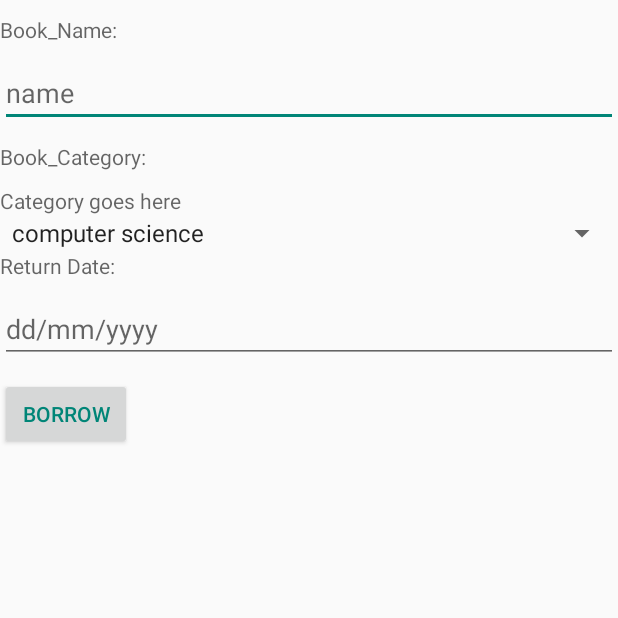
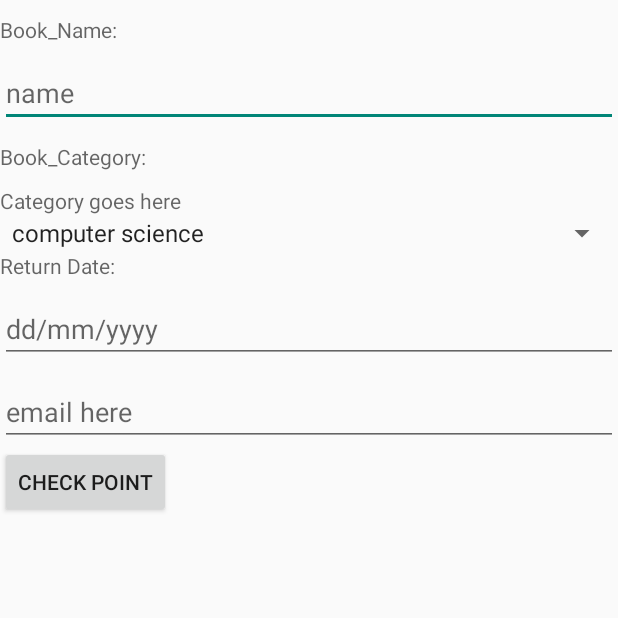
Before and after one commit to HabibRh26/Software-Engineering-Project, an Android app: the BorrowingBook screen opened directly, with no data from a screen before it, on a phone screen of 412 x 824 dp, the top half of it. Run offline under Robolectric (Android 15) with nearby library versions, the light colour scheme and no system bars; our stand-ins replace Firebase (no records; nobody signed in at launch, a user with empty details on screens opened directly); libraries missing offline, so code that uses them is left out: com.facebook.stetho; 1 statement that could not run was skipped.

Commit message:
borrow points implemented in firebase

```diff
--- a/coding Implementation/BookSharing/app/src/main/java/com/example/booksharing/BorrowingBook.java
+++ b/coding Implementation/BookSharing/app/src/main/java/com/example/booksharing/BorrowingBook.java
@@ -2,71 +2,106 @@ package com.example.booksharing;
 
 
 import android.database.sqlite.SQLiteDatabase;
+import android.support.annotation.NonNull;
 import android.support.v7.app.AppCompatActivity;
 import android.os.Bundle;
+import android.util.Log;
 import android.view.View;
 
 import android.widget.Button;
 import android.widget.EditText;
 import android.widget.Spinner;
+import android.widget.TextView;
 import android.widget.Toast;
 
 
+import com.example.booksharing.adapter.CustomAdapterSearchBook;
+import com.example.booksharing.model.BookPropertyListVwCls;
 import com.example.booksharing.model.MyBookList;
+import com.example.booksharing.model.PointTableListVwCls;
 import com.facebook.stetho.Stetho;
+import com.google.firebase.database.DataSnapshot;
+import com.google.firebase.database.DatabaseError;
+import com.google.firebase.database.DatabaseReference;
+import com.google.firebase.database.FirebaseDatabase;
+import com.google.firebase.database.Query;
+import com.google.firebase.database.ValueEventListener;
+
+import java.util.ArrayList;
+import java.util.List;
 
 
 public class BorrowingBook extends AppCompatActivity {
+    TextView textView1,textView2,textView3;
     MyBookList myDb;
     Button BB1;
-    EditText bkName,bkCategory,rtrnDate;
+    EditText bkName,bkCategory,rtrnDate,edtTxtMailBorro;
     String category;
     Spinner spinnerBookCategory;
+    DatabaseReference dbReferencePoint;
+    List<PointTableListVwCls> pointList;
 
     @Override
     protected void onCreate(Bundle savedInstanceState) {
         super.onCreate(savedInstanceState);
         setContentView(R.layout.activity_borrowing_book);
-
+        dbReferencePoint = FirebaseDatabase.getInstance().getReference("UserAndPoint");
         Stetho.initializeWithDefaults(this);
 
         myDb=new MyBookList(this);
 
+        textView1 = findViewById(R.id.text1);
+        textView2 = findViewById(R.id.text2);
+        textView3 = findViewById(R.id.text3);
 
 
         bkName=findViewById(R.id.BkName);
+        edtTxtMailBorro = findViewById(R.id.edtTxtMailBorrow);
         spinnerBookCategory=findViewById(R.id.SpinnerBookCategory);
         rtrnDate=findViewById(R.id.RtrnDate);
-        BB1= findViewById(R.id.btnBorrow1);
 
          category = spinnerBookCategory.getSelectedItem().toString();
 
-        addData();
-
-    }
-    public void addData() {
-    BB1.setOnClickListener(
-            new View.OnClickListener(){
-                @Override
-                public void onClick(View v)
-                {
-                   boolean isInserted= myDb.insertData(bkName.getText().toString(),
-                            category,
-                            rtrnDate.getText().toString(),"1");
-
-                   if(isInserted == true)
-                   {
-                       Toast.makeText(BorrowingBook.this, "Individual Book List Updated.", Toast.LENGTH_LONG).show();
-                   }
-                   else Toast.makeText(BorrowingBook.this, "error occured", Toast.LENGTH_LONG).show();
-                }
-            }
-    );
     }
 
 
-    /*public void BorrowFinal(View view) {
+    public void checkMethod(View view) {
 
-        Toast.makeText(BorrowingBook.this, "error occured", Toast.LENGTH_LONG).show();
-    }*/
+        final String Email = edtTxtMailBorro.getText().toString();
+        Query querySearchBook = FirebaseDatabase.getInstance().getReference("UserAndPoint")
+                .orderByChild("mail")
+                .equalTo(Email);
+
+        querySearchBook.addListenerForSingleValueEvent(new ValueEventListener() {
+            @Override
+            public void onDataChange(@NonNull DataSnapshot dataSnapshot) {
+
+                for(DataSnapshot bookSnapShot:dataSnapshot.getChildren()){
+                    PointTableListVwCls pointBookObj = bookSnapShot.getValue(PointTableListVwCls.class);
+                    String pointValue = Integer.toString(pointBookObj.getPoint()-10);
+                    int ptValueInt = Integer.parseInt(pointValue);
+
+                    String id = pointBookObj.getId();
+                    textView1.setText(pointValue+" value of point");
+
+                    dbReferencePoint.child(id).removeValue();
+                    String pid = dbReferencePoint.push().getKey();
+
+                    PointTableListVwCls pointBookObj1 = new PointTableListVwCls(pid,Email,ptValueInt);
+                    dbReferencePoint.child(pid).setValue(pointBookObj1);
+
+
+                }
+
+            }
+
+            @Override
+            public void onCancelled(@NonNull DatabaseError databaseError) {
+
+            }
+        });
+
+    }
+
+
 }
--- a/coding Implementation/BookSharing/app/src/main/java/com/example/booksharing/SearchBookActivity.java
+++ b/coding Implementation/BookSharing/app/src/main/java/com/example/booksharing/SearchBookActivity.java
@@ -41,8 +41,6 @@ public class SearchBookActivity extends AppCompatActivity {
         listViewSearchBook = findViewById(R.id.listViewSearch);
         bookSearchList = new ArrayList<>();
 
-        //BB=findViewById(R.id.btnBorrow);
-
     }
 
 
@@ -77,8 +75,6 @@ public class SearchBookActivity extends AppCompatActivity {
    public void borrowBook(View view) {
 
        Intent intent = new Intent(SearchBookActivity.this,BorrowingBook.class);
-
-
         startActivity(intent);
    }
 
--- a/coding Implementation/BookSharing/app/src/main/res/layout/activity_borrowing_book.xml
+++ b/coding Implementation/BookSharing/app/src/main/res/layout/activity_borrowing_book.xml
@@ -11,22 +11,23 @@
     <TextView
         android:layout_width="match_parent"
         android:layout_height="wrap_content"
-        android:hint="Book_Name: "
+        android:layout_marginTop="10dp"
         android:layout_marginBottom="10dp"
-        android:layout_marginTop="10dp"/>
+        android:hint="Book_Name: " />
 
     <EditText
         android:id="@+id/BkName"
         android:layout_width="match_parent"
         android:layout_height="wrap_content"
-        android:inputType="text"
+        android:layout_marginBottom="10dp"
         android:hint="name"
-        android:layout_marginBottom="10dp"/>
+        android:inputType="text" />
+
     <TextView
         android:layout_width="match_parent"
         android:layout_height="wrap_content"
-        android:hint="Book_Category: "
-        android:layout_marginBottom="10dp"/>
+        android:layout_marginBottom="10dp"
+        android:hint="Book_Category: " />
 
 
     <TextView
@@ -34,6 +35,7 @@
         android:layout_width="wrap_content"
         android:layout_height="wrap_content"
         android:hint="Category goes here" />
+
     <Spinner
         android:id="@+id/SpinnerBookCategory"
         android:layout_width="match_parent"
@@ -43,28 +45,47 @@
     </Spinner>
 
 
-
     <TextView
         android:layout_width="match_parent"
         android:layout_height="wrap_content"
-        android:hint="Return Date: "
-        android:layout_marginBottom="10dp"/>
+        android:layout_marginBottom="10dp"
+        android:hint="Return Date: " />
 
     <EditText
         android:id="@+id/RtrnDate"
         android:layout_width="match_parent"
         android:layout_height="wrap_content"
-        android:inputType="text"
+        android:layout_marginBottom="10dp"
         android:hint="dd/mm/yyyy"
-        android:layout_marginBottom="10dp"/>
+        android:inputType="text" />
+
+    <EditText
+        android:id="@+id/edtTxtMailBorrow"
+        android:layout_width="match_parent"
+        android:layout_height="wrap_content"
+        android:hint="email here" />
 
     <Button
-        android:id="@+id/btnBorrow1"
+        android:id="@+id/checkBtn"
         android:layout_width="wrap_content"
         android:layout_height="wrap_content"
-        android:textColor="@color/colorPrimary"
-        android:text="BORROW"
-        />
+        android:onClick="checkMethod"
+        android:text="check Point" />
+
+    <TextView
+        android:id="@+id/text1"
+        android:layout_width="wrap_content"
+        android:layout_height="wrap_content" />
+
+    <TextView
+        android:id="@+id/text2"
+        android:layout_width="wrap_content"
+        android:layout_height="wrap_content" />
+
+    <TextView
+        android:id="@+id/text3"
+        android:layout_width="wrap_content"
+        android:layout_height="wrap_content" />
 
 
 </LinearLayout>
```
Also changed, not shown: coding Implementation/BookSharing/app/src/main/java/com/example/booksharing/ProvideBook.java (+20 -2 lines), coding Implementation/BookSharing/app/src/main/java/com/example/booksharing/model/PointTableListVwCls.java (added, +43 -0 lines), coding Implementation/BookSharing/app/src/main/res/layout/activity_search_book.xml (+5 -5 lines), coding Implementation/BookSharing/app/src/main/res/layout/activity_search_book2.xml (+8 -7 lines). Lines whose indentation alone changed are shown as unchanged.
